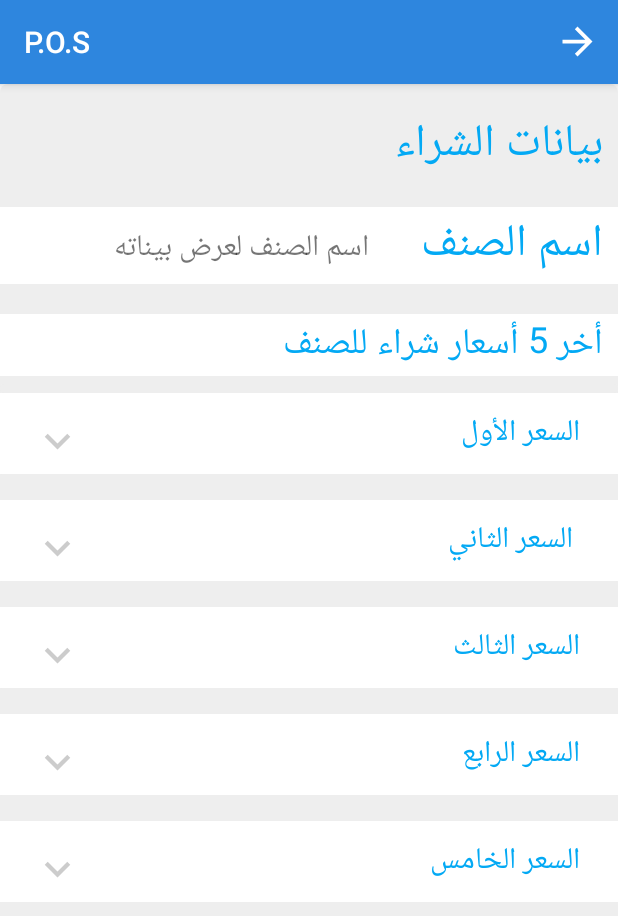
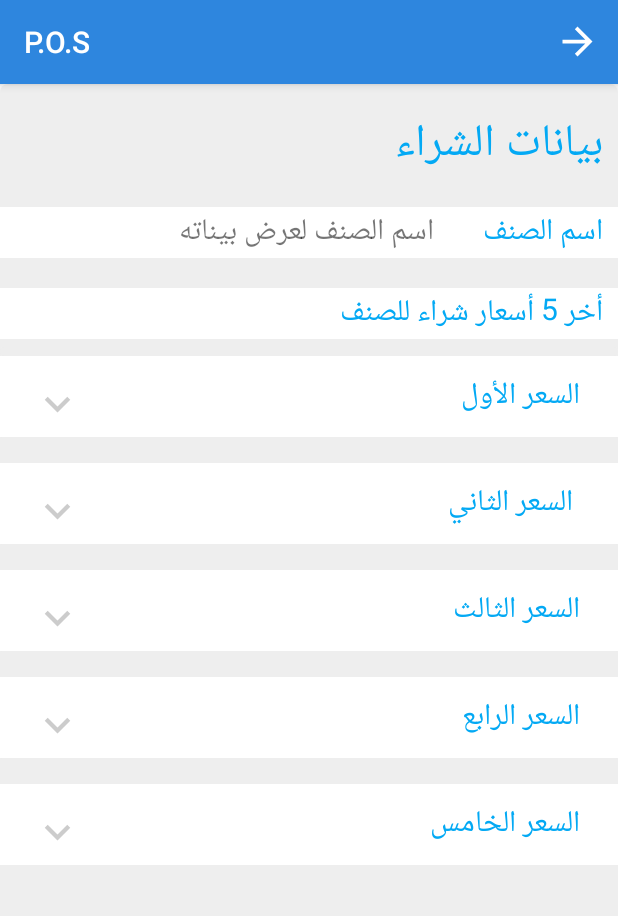
Before and after one commit to Abdulkaremm/InvinityApp, an Android app: the ProductPaymentDetails screen opened directly, with no data from a screen before it, on a phone screen of 412 x 824 dp. Shown: the top 916 px of the screen. Run offline under Robolectric (Android 15) with nearby library versions, the phone set to English and light mode, and no system bars.

Commit message:
update view product and add new activity for prices 15-1-2020

```diff
--- a/app/src/main/res/layout/activity_product_payment_details.xml
+++ b/app/src/main/res/layout/activity_product_payment_details.xml
@@ -45,9 +45,9 @@
             android:layout_height="wrap_content"
             android:text="اسم الصنف"
             android:textColor="#03A9F4"
-            android:textSize="30sp"
+            android:textSize="20sp"
             android:visibility="visible"
-            android:layout_weight="30"/>
+            android:layout_weight="20"/>
 
         <TextView
             android:layout_width="wrap_content"
@@ -74,7 +74,7 @@
             android:layout_height="wrap_content"
             android:text="أخر 5 أسعار شراء للصنف "
             android:textColor="#03A9F4"
-            android:textSize="24sp"
+            android:textSize="20sp"
             android:visibility="visible" />
 
     </LinearLayout>
```
